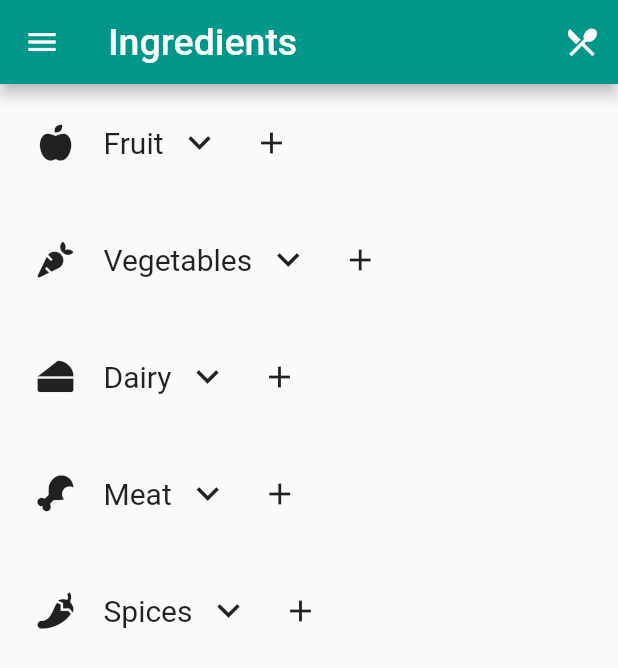
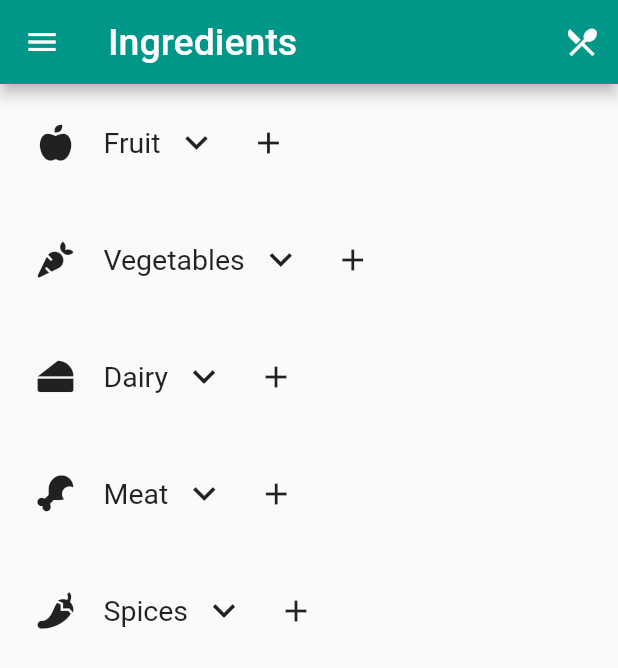
Before and after one commit to ht1006/Food-For-Thought, a Flutter app: the screen it shows after launch, on a phone screen of 412 x 824 dp. Shown: the top 668 px of the screen. Run offline on Flutter 3.47's test engine with Material 2 defaults, Android fonts, the phone set to English and light mode, and no system bars; our stand-ins replace font_awesome_flutter, sqflite; accounts and stored records are empty.

Commit message:
Changed style

```diff
--- a/lib/main.dart
+++ b/lib/main.dart
@@ -101,7 +101,7 @@ class _ExpandableListViewState extends State<ExpandableListView> {
                 new Icon(icons[widget.index]),
                 Padding(padding: const EdgeInsets.all(10.0)),
                 new Text(
-                  ingredients[widget.index], style: TextStyle(fontSize: 20),
+                  ingredients[widget.index], style: TextStyle(fontSize: 19),
                 ),
                 new Row(
                   children: <Widget>[
```
